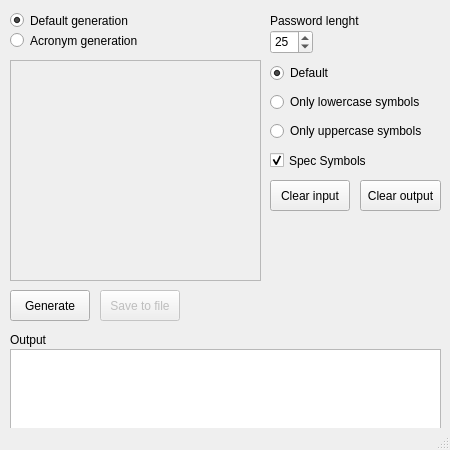
Old version of the form passwordgenerator.ui in the repository dlev4060/passgen.
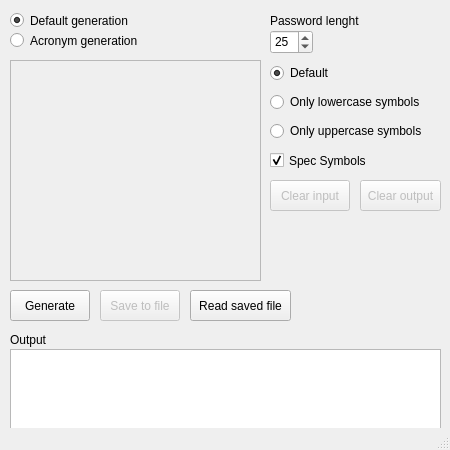
New version of the form. Icons and pictures are not drawn.

Commit message: Fixed bugs & added watching saved password in GUI. Saved passwords secured & read them can only from passgen GUI

Diff of the .ui file:
```diff
--- a/passwordgenerator.ui
+++ b/passwordgenerator.ui
@@ -202,6 +202,9 @@
     </layout>
    </widget>
    <widget class="QPushButton" name="clearOutputBtn">
+    <property name="enabled">
+     <bool>false</bool>
+    </property>
     <property name="geometry">
      <rect>
       <x>360</x>
@@ -230,6 +233,9 @@
     </property>
    </widget>
    <widget class="QPushButton" name="clearInputBtn">
+    <property name="enabled">
+     <bool>false</bool>
+    </property>
     <property name="geometry">
      <rect>
       <x>270</x>
@@ -258,6 +264,19 @@
      <string>Save to file</string>
     </property>
    </widget>
+   <widget class="QPushButton" name="readSavePass">
+    <property name="geometry">
+     <rect>
+      <x>190</x>
+      <y>290</y>
+      <width>101</width>
+      <height>31</height>
+     </rect>
+    </property>
+    <property name="text">
+     <string>Read saved file</string>
+    </property>
+   </widget>
   </widget>
   <widget class="QMenuBar" name="menubar">
    <property name="geometry">
```
Left out of the diff: 3 changed lines with no effect on the pictures. The commit also changes 7 other files.
